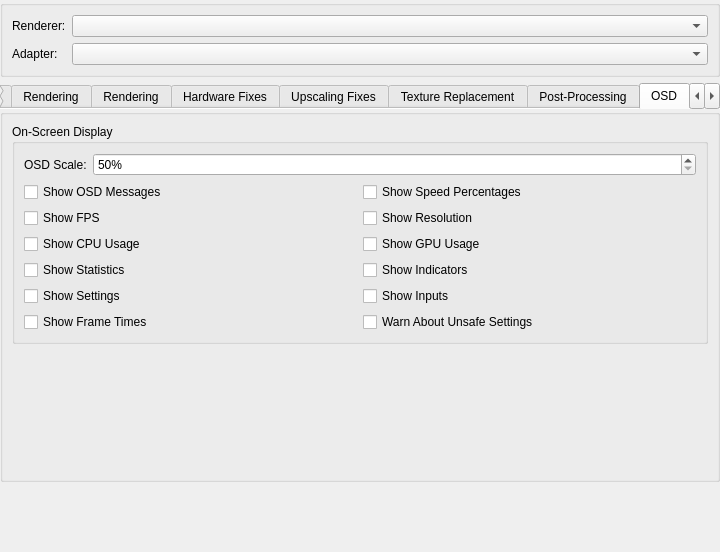
Qt form pcsx2-qt/Settings/GraphicsSettingsWidget.ui (PCSX2/pcsx2) before a commit.
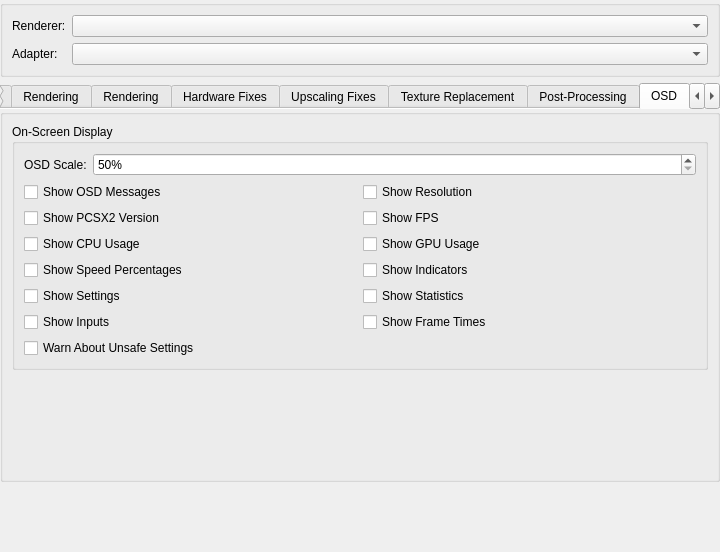
The same form after that commit. The open tabs and pages were chosen to show the change.

Commit message: OSD: Add PCSX2 Version toggle

Diff of the .ui file:
```diff
--- a/pcsx2-qt/Settings/GraphicsSettingsWidget.ui
+++ b/pcsx2-qt/Settings/GraphicsSettingsWidget.ui
@@ -1610,6 +1610,27 @@
           </item>
           <item row="1" column="0" colspan="2">
            <layout class="QGridLayout" name="gridLayout_6">
+            <item row="1" column="1">
+             <widget class="QCheckBox" name="osdShowFPS">
+              <property name="text">
+               <string>Show FPS</string>
+              </property>
+             </widget>
+            </item>
+            <item row="1" column="0">
+             <widget class="QCheckBox" name="osdShowVersion">
+              <property name="text">
+               <string>Show PCSX2 Version</string>
+              </property>
+             </widget>
+            </item>
+            <item row="2" column="0">
+             <widget class="QCheckBox" name="osdShowCPU">
+              <property name="text">
+               <string>Show CPU Usage</string>
+              </property>
+             </widget>
+            </item>
             <item row="3" column="1">
              <widget class="QCheckBox" name="osdShowIndicators">
               <property name="text">
@@ -1617,27 +1638,62 @@
               </property>
              </widget>
             </item>
-            <item row="1" column="1">
+            <item row="0" column="0">
+             <widget class="QCheckBox" name="osdShowMessages">
+              <property name="text">
+               <string>Show OSD Messages</string>
+              </property>
+             </widget>
+            </item>
+            <item row="7" column="0">
+             <widget class="QCheckBox" name="warnAboutUnsafeSettings">
+              <property name="text">
+               <string>Warn About Unsafe Settings</string>
+              </property>
+             </widget>
+            </item>
+            <item row="2" column="1">
+             <widget class="QCheckBox" name="osdShowGPU">
+              <property name="text">
+               <string>Show GPU Usage</string>
+              </property>
+             </widget>
+            </item>
+            <item row="0" column="1">
              <widget class="QCheckBox" name="osdShowResolution">
               <property name="text">
                <string>Show Resolution</string>
               </property>
              </widget>
             </item>
+            <item row="6" column="1">
+             <widget class="QCheckBox" name="osdShowFrameTimes">
+              <property name="text">
+               <string>Show Frame Times</string>
+              </property>
+             </widget>
+            </item>
             <item row="4" column="1">
+             <widget class="QCheckBox" name="osdShowGSStats">
+              <property name="text">
+               <string>Show Statistics</string>
+              </property>
+             </widget>
+            </item>
+            <item row="3" column="0">
+             <widget class="QCheckBox" name="osdShowSpeed">
+              <property name="text">
+               <string>Show Speed Percentages</string>
+              </property>
+             </widget>
+            </item>
+            <item row="6" column="0">
              <widget class="QCheckBox" name="osdShowInputs">
               <property name="text">
                <string>Show Inputs</string>
               </property>
              </widget>
             </item>
-            <item row="2" column="1">
-             <widget class="QCheckBox" name="osdShowGPU">
-              <property name="text">
-               <string>Show GPU Usage</string>
-              </property>
-             </widget>
-            </item>
             <item row="4" column="0">
              <widget class="QCheckBox" name="osdShowSettings">
               <property name="text">
@@ -1645,55 +1701,6 @@
               </property>
              </widget>
             </item>
-            <item row="1" column="0">
-             <widget class="QCheckBox" name="osdShowFPS">
-              <property name="text">
-               <string>Show FPS</string>
-              </property>
-             </widget>
-            </item>
-            <item row="0" column="0">
-             <widget class="QCheckBox" name="osdShowMessages">
-              <property name="text">
-               <string>Show OSD Messages</string>
-              </property>
-             </widget>
-            </item>
-            <item row="3" column="0">
-             <widget class="QCheckBox" name="osdShowGSStats">
-              <property name="text">
-               <string>Show Statistics</string>
-              </property>
-             </widget>
-            </item>
-            <item row="2" column="0">
-             <widget class="QCheckBox" name="osdShowCPU">
-              <property name="text">
-               <string>Show CPU Usage</string>
-              </property>
-             </widget>
-            </item>
-            <item row="0" column="1">
-             <widget class="QCheckBox" name="osdShowSpeed">
-              <property name="text">
-               <string>Show Speed Percentages</string>
-              </property>
-             </widget>
-            </item>
-            <item row="5" column="1">
-             <widget class="QCheckBox" name="warnAboutUnsafeSettings">
-              <property name="text">
-               <string>Warn About Unsafe Settings</string>
-              </property>
-             </widget>
-            </item>
-            <item row="5" column="0">
-             <widget class="QCheckBox" name="osdShowFrameTimes">
-              <property name="text">
-               <string>Show Frame Times</string>
-              </property>
-             </widget>
-            </item>
            </layout>
           </item>
          </layout>
```
The commit also changes 6 other files.
